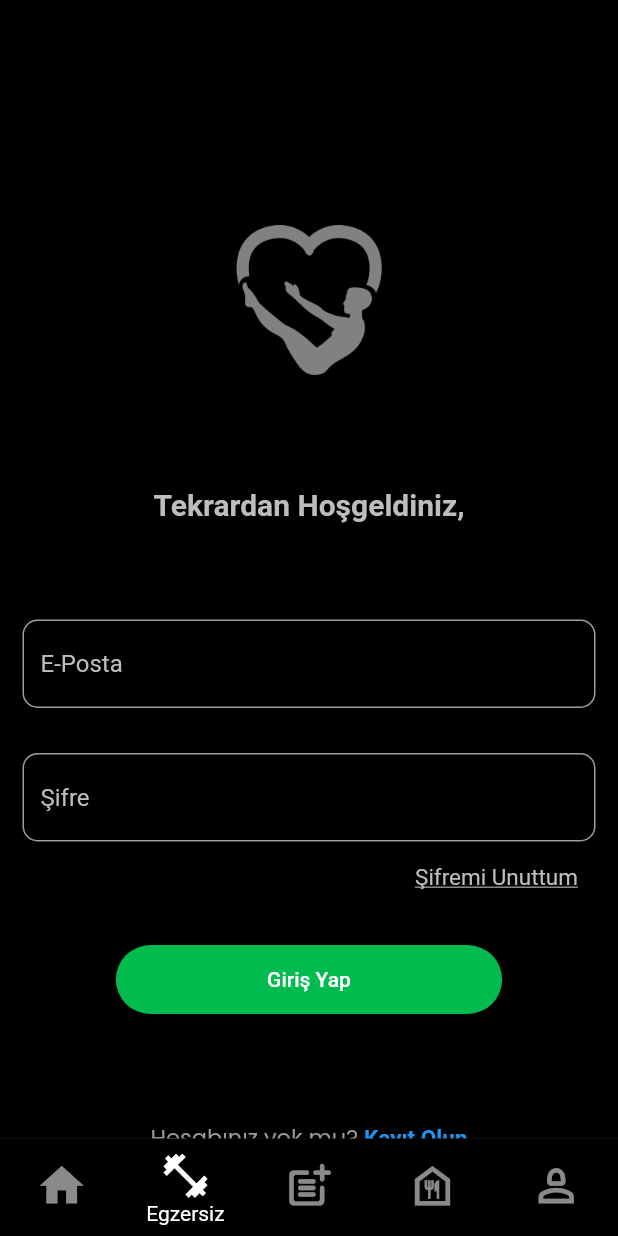
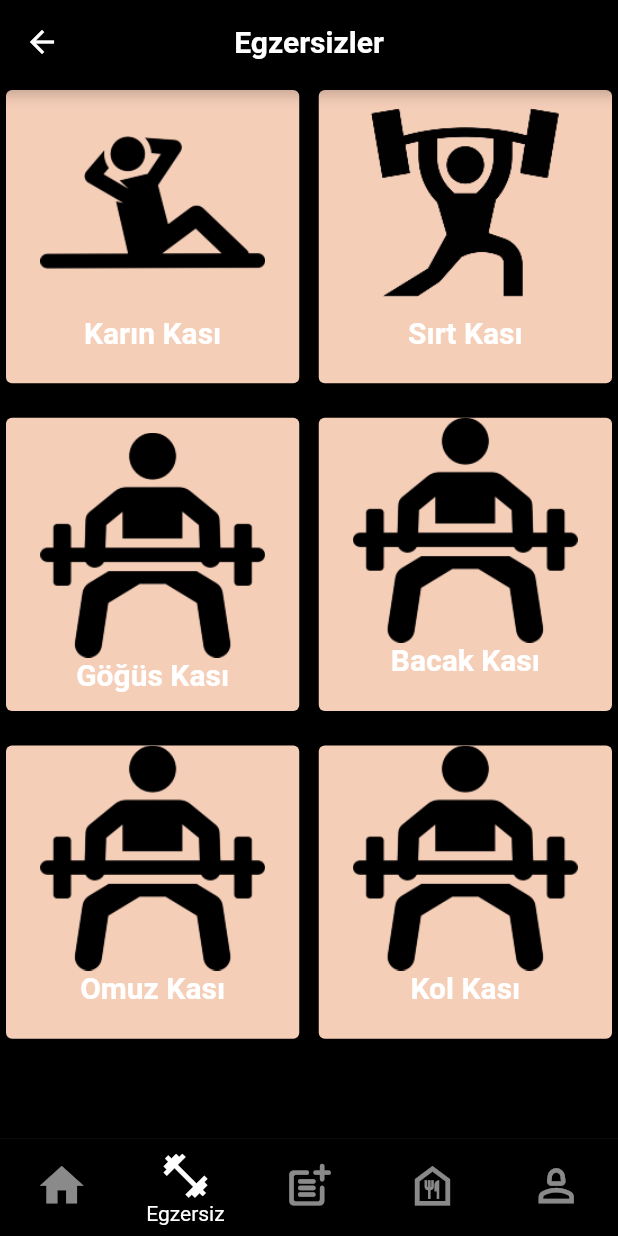
Before and after one commit to batuhangurkan/Pati-Sever, a Flutter app: the BottomNavigationBarPage screen opened by its route, item 2 of the bottom bar chosen, on a phone screen of 412 x 824 dp. Run offline on Flutter 3.47's test engine with Material 2 defaults, Android fonts, the phone set to English and light mode, and no system bars; our stand-ins replace awesome_snackbar_content, easy_localization, google_fonts, permission_handler, shared_preferences; missing offline and left inert: onesignal_flutter; accounts and stored records are empty; network calls fail; Roboto replaces fonts that are missing (Ubuntu).

Commit message:
Egzersiz Sayfası Tasarımı Yapıldı.

```diff
--- /dev/null
+++ b/diet_app/lib/Pages/exercisepage.dart
@@ -0,0 +1,167 @@
+import 'package:flutter/material.dart';
+import 'package:google_fonts/google_fonts.dart';
+
+class ExercisePage extends StatefulWidget {
+  const ExercisePage({super.key});
+
+  @override
+  State<ExercisePage> createState() => _ExercisePageState();
+}
+
+class _ExercisePageState extends State<ExercisePage> {
+  @override
+  Widget build(BuildContext context) {
+    return Scaffold(
+      backgroundColor: Colors.black,
+      appBar: AppBar(
+        backgroundColor: Colors.black,
+        centerTitle: true,
+        title: Text('Egzersizler',
+            style: GoogleFonts.ubuntu(
+                fontSize: 20,
+                color: Colors.white,
+                fontWeight: FontWeight.bold)),
+      ),
+      body: Container(
+        height: MediaQuery.of(context).size.height,
+        width: MediaQuery.of(context).size.width,
+        child: GridView.count(
+          crossAxisSpacing: 5,
+          mainAxisSpacing: 15,
+          crossAxisCount: 2,
+          children: [
+            Container(
+              child: Card(
+                color: Color(0xFFF5CEB8),
+                child: Column(
+                  children: [
+                    Image.asset(
+                      'assets/images/karın.png',
+                      height: 150,
+                      width: 150,
+                    ),
+                    Text(
+                      'Karın Kası',
+                      style: GoogleFonts.ubuntu(
+                          fontSize: 20,
+                          color: Colors.white,
+                          fontWeight: FontWeight.bold),
+                    )
+                  ],
+                ),
+              ),
+            ),
+            Container(
+              child: Card(
+                color: Color(0xFFF5CEB8),
+                child: Column(
+                  children: [
+                    Image.asset(
+                      'assets/images/omuz.png',
+                      height: 150,
+                      width: 150,
+                    ),
+                    Text(
+                      'Sırt Kası',
+                      style: GoogleFonts.ubuntu(
+                          fontSize: 20,
+                          color: Colors.white,
+                          fontWeight: FontWeight.bold),
+                    )
+                  ],
+                ),
+              ),
+            ),
+            Container(
+              child: Card(
+                color: Color(0xFFF5CEB8),
+                child: Column(
+                  children: [
+                    SizedBox(
+                      height: 10,
+                    ),
+                    Image.asset(
+                      'assets/images/gogus.png',
+                      width: 150,
+                      height: 150,
+                    ),
+                    Text(
+                      'Göğüs Kası',
+                      style: GoogleFonts.ubuntu(
+                          fontSize: 20,
+                          color: Colors.white,
+                          fontWeight: FontWeight.bold),
+                    )
+                  ],
+                ),
+              ),
+            ),
+            Container(
+              child: Card(
+                color: Color(0xFFF5CEB8),
+                child: Column(
+                  children: [
+                    Image.asset(
+                      'assets/images/gogus.png',
+                      width: 150,
+                      height: 150,
+                    ),
+                    Text(
+                      'Bacak Kası',
+                      style: GoogleFonts.ubuntu(
+                          fontSize: 20,
+                          color: Colors.white,
+                          fontWeight: FontWeight.bold),
+                    )
+                  ],
+                ),
+              ),
+            ),
+            Container(
+              child: Card(
+                color: Color(0xFFF5CEB8),
+                child: Column(
+                  children: [
+                    Image.asset(
+                      'assets/images/gogus.png',
+                      width: 150,
+                      height: 150,
+                    ),
+                    Text(
+                      'Omuz Kası',
+                      style: GoogleFonts.ubuntu(
+                          fontSize: 20,
+                          color: Colors.white,
+                          fontWeight: FontWeight.bold),
+                    )
+                  ],
+                ),
+              ),
+            ),
+            Container(
+              child: Card(
+                color: Color(0xFFF5CEB8),
+                child: Column(
+                  children: [
+                    Image.asset(
+                      'assets/images/gogus.png',
+                      width: 150,
+                      height: 150,
+                    ),
+                    Text(
+                      'Kol Kası',
+                      style: GoogleFonts.ubuntu(
+                          fontSize: 20,
+                          color: Colors.white,
+                          fontWeight: FontWeight.bold),
+                    )
+                  ],
+                ),
+              ),
+            ),
+          ],
+        ),
+      ),
+    );
+  }
+}
--- a/diet_app/lib/Pages/homepage.dart
+++ b/diet_app/lib/Pages/homepage.dart
@@ -25,10 +25,10 @@ class _HomePageState extends State<HomePage> {
                     fit: BoxFit.cover,
                   )),
             ),
-            SafeArea(
+            SingleChildScrollView(
+              child: SafeArea(
                 child: Padding(
                   padding: const EdgeInsets.all(8.0),
-                child: SingleChildScrollView(
                   child: Column(
                     crossAxisAlignment: CrossAxisAlignment.start,
                     children: <Widget>[
@@ -154,6 +154,10 @@ class _HomePageState extends State<HomePage> {
                       ),
                       Card(
                         elevation: 10,
+                        child: InkWell(
+                          onTap: () {
+                            Navigator.pushNamed(context, 'excercise');
+                          },
                           child: Container(
                             height: 150,
                             width: MediaQuery.of(context).size.width / 1,
@@ -187,6 +191,7 @@ class _HomePageState extends State<HomePage> {
                                     height: 30,
                                   )
                                 ],
+                              ),
                             ),
                           ),
                         ),
@@ -233,6 +238,48 @@ class _HomePageState extends State<HomePage> {
                           ),
                         ),
                       ),
+                      SizedBox(
+                        height: 20,
+                      ),
+                      Card(
+                        elevation: 10,
+                        child: Container(
+                          height: 150,
+                          width: MediaQuery.of(context).size.width / 1,
+                          decoration: BoxDecoration(
+                              image: DecorationImage(
+                                  image: NetworkImage(
+                                      "https://raw.githubusercontent.com/abuanwar072/Meditation-App/master/assets/images/meditation_bg.png"),
+                                  fit: BoxFit.cover)),
+                          child: Container(
+                            decoration: BoxDecoration(
+                                gradient: LinearGradient(
+                                    begin: Alignment.bottomRight,
+                                    colors: [
+                                  Colors.black.withOpacity(.9),
+                                  Colors.black.withOpacity(.3)
+                                ])),
+                            child: Column(
+                              mainAxisAlignment: MainAxisAlignment.end,
+                              children: <Widget>[
+                                Text(
+                                  "Yemek Planı",
+                                  style: GoogleFonts.ubuntu(
+                                      fontSize: 25,
+                                      fontWeight: FontWeight.bold,
+                                      color: Colors.white),
+                                ),
+                                SizedBox(
+                                  height: 30,
+                                ),
+                                SizedBox(
+                                  height: 30,
+                                )
+                              ],
+                            ),
+                          ),
+                        ),
+                      ),
                     ],
                   ),
                 ),
--- a/diet_app/lib/main.dart
+++ b/diet_app/lib/main.dart
@@ -1,3 +1,4 @@
+import 'package:diet_app/Pages/exercisepage.dart';
 import 'package:diet_app/services/testservice.dart';
 import 'package:diet_app/widgets/bottomnavigationbar.dart';
 import 'package:diet_app/Pages/login.dart';
@@ -54,6 +55,7 @@ class MyApp extends StatelessWidget {
         'login': (context) => LoginPage(),
         'register': (context) => RegisterPage(),
         '/bottomnavigationbar': (context) => BottomNavigationBarPage(),
+        'excercise': (context) => ExercisePage(),
       },
     );
   }
--- a/diet_app/lib/widgets/bottomnavigationbar.dart
+++ b/diet_app/lib/widgets/bottomnavigationbar.dart
@@ -1,3 +1,4 @@
+import 'package:diet_app/Pages/exercisepage.dart';
 import 'package:diet_app/Pages/homepage.dart';
 import 'package:diet_app/Pages/login.dart';
 import 'package:easy_localization/easy_localization.dart';
@@ -15,7 +16,7 @@ class _BottomNavigationBarPageState extends State<BottomNavigationBarPage> {
   int currentIndex = 0;
   final screens = [
     HomePage(),
-    LoginPage(),
+    ExercisePage(),
     LoginPage(),
     LoginPage(),
     LoginPage(),
```
Also changed, not shown: diet_app/assets/images/fitness.png (added), diet_app/assets/images/gogus.png (added), diet_app/assets/images/karın.png (added), diet_app/assets/images/omuz.png (added). Lines whose indentation alone changed are shown as unchanged.
